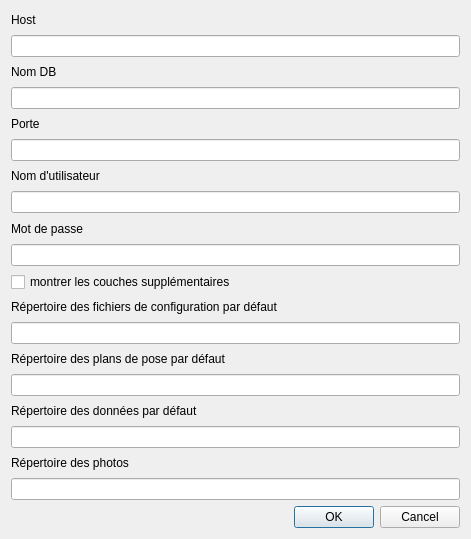
Old version of the form comptages/ui/settings_dialog.ui in the repository opengisch/OpenComptage.
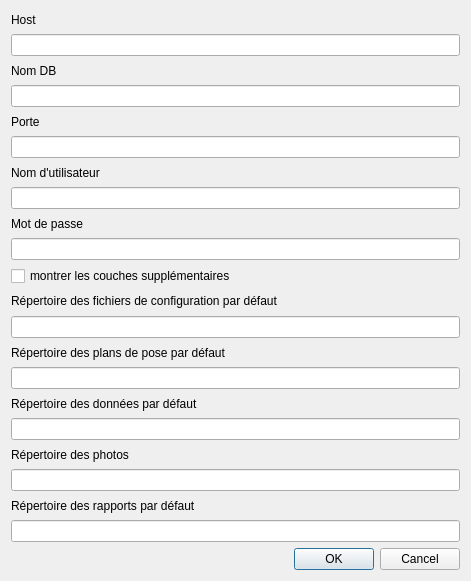
New version of the form.

Commit message: Add first report generation implementation

Patch:
```diff
--- a/comptages/ui/settings_dialog.ui
+++ b/comptages/ui/settings_dialog.ui
@@ -7,7 +7,7 @@
     <x>0</x>
     <y>0</y>
     <width>471</width>
-    <height>539</height>
+    <height>581</height>
    </rect>
   </property>
   <property name="windowTitle">
@@ -115,6 +115,16 @@
    <item>
     <widget class="QLineEdit" name="picture_directory"/>
    </item>
+   <item>
+    <widget class="QLabel" name="label_10">
+     <property name="text">
+      <string>Répertoire des rapports par défaut</string>
+     </property>
+    </widget>
+   </item>
+   <item>
+    <widget class="QLineEdit" name="report_export_directory"/>
+   </item>
    <item>
     <widget class="QDialogButtonBox" name="buttonBox">
      <property name="orientation">
```
The commit also changes 4 other files.
